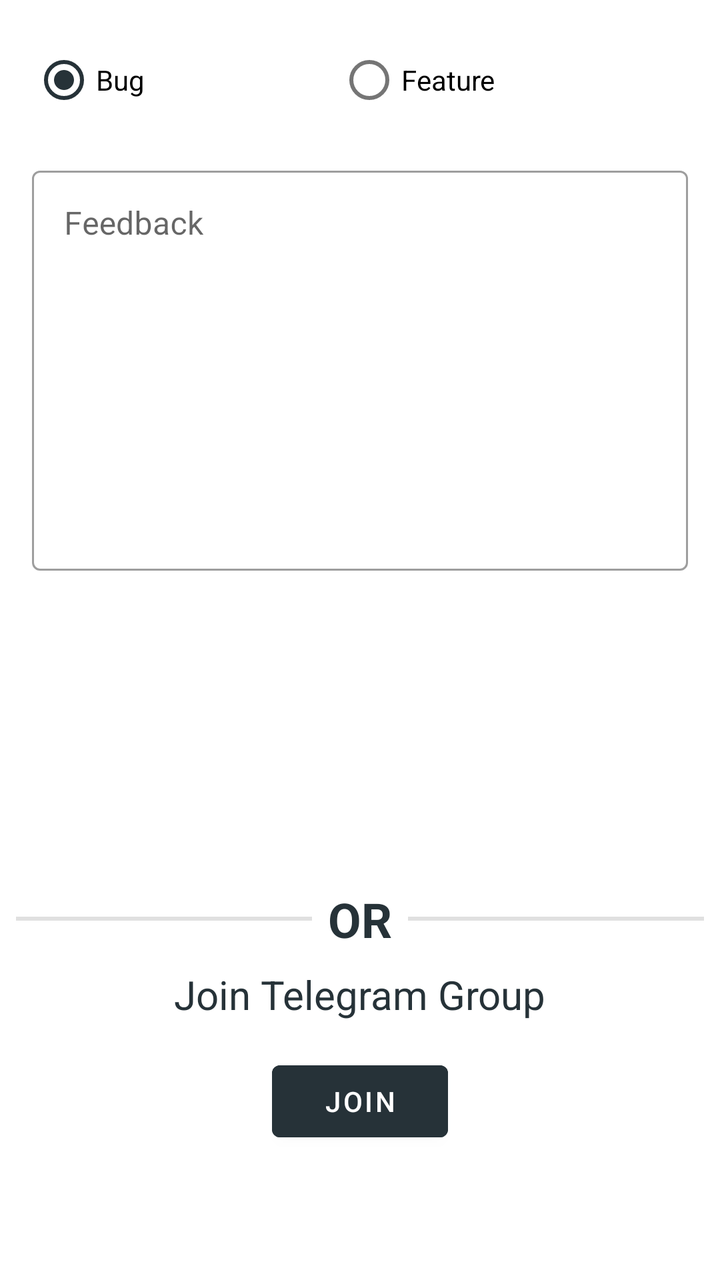
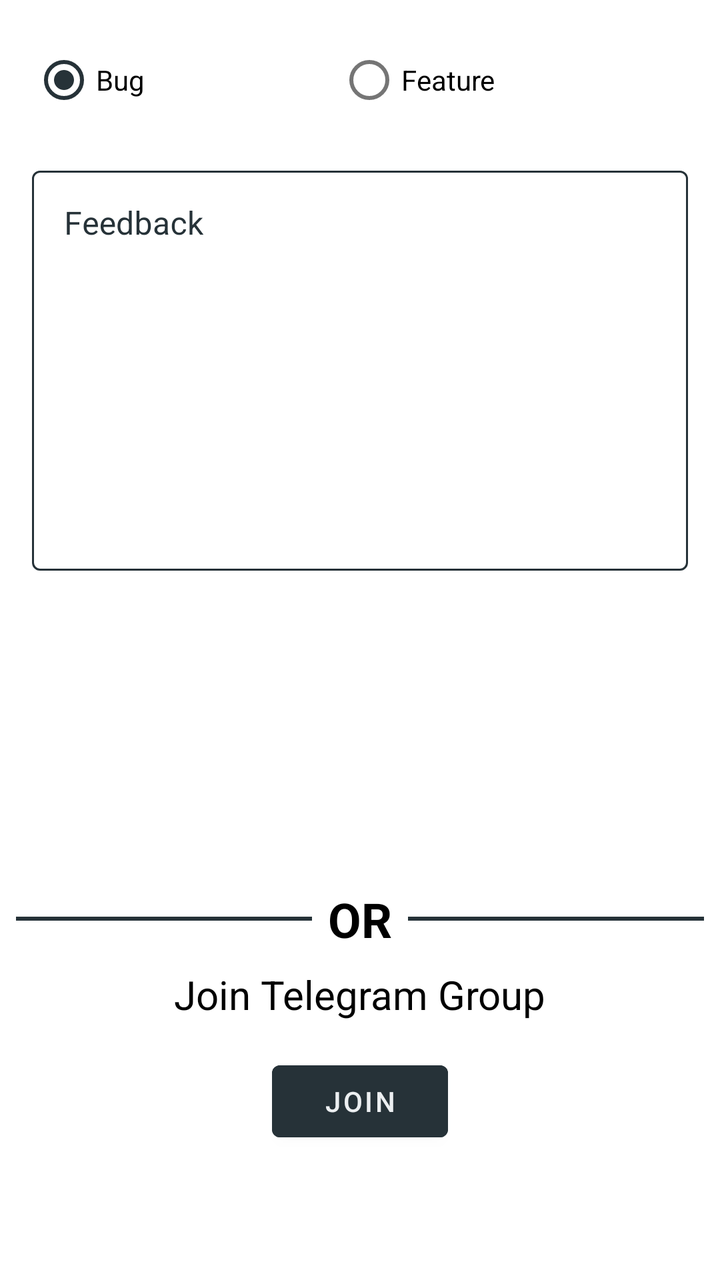

The first picture is an Android layout as it rendered before a commit; the second is the same layout after the commit. The layout source and the unified diff follow.
<!-- AndroidManifest.xml: application theme Theme.Matscape -->
<!-- res/layout/fragment_nav_feedback.xml -->
<?xml version="1.0" encoding="utf-8"?>
<androidx.constraintlayout.widget.ConstraintLayout xmlns:android="http://schemas.android.com/apk/res/android"
    xmlns:app="http://schemas.android.com/apk/res-auto"
    xmlns:tools="http://schemas.android.com/tools"
    android:layout_width="match_parent"
    android:layout_height="match_parent"
    tools:context=".Fragments.NavigationFragments.FeedbackFragment">

    <RadioGroup
        android:id="@+id/radioGroup"
        android:layout_width="match_parent"
        android:layout_height="wrap_content"
        android:layout_margin="16dp"
        android:checkedButton="@id/ReportBug"
        android:orientation="horizontal"
        app:layout_constraintEnd_toEndOf="parent"
        app:layout_constraintStart_toStartOf="parent"
        app:layout_constraintTop_toTopOf="parent">

        <RadioButton
            android:id="@+id/ReportBug"
            android:layout_width="wrap_content"
            android:layout_height="wrap_content"
            android:layout_weight="1"
            android:text="@string/text_report_bug" />

        <RadioButton
            android:id="@+id/RequestFeature"
            android:layout_width="wrap_content"
            android:layout_height="wrap_content"
            android:layout_weight="1"
            android:text="@string/text_request_feature" />
    </RadioGroup>


    <com.google.android.material.textfield.TextInputLayout
        android:id="@+id/FeedbackLayout"
        style="@style/Widget.MaterialComponents.TextInputLayout.OutlinedBox"
        android:layout_width="0dp"
        android:layout_height="0dp"
        android:layout_margin="16dp"
        android:hint="@string/hint_feedback"
        app:errorEnabled="true"
        app:layout_constraintEnd_toEndOf="parent"
        app:layout_constraintHeight_percent=".4"
        app:layout_constraintStart_toStartOf="parent"
        app:layout_constraintTop_toBottomOf="@+id/radioGroup">

        <com.google.android.material.textfield.TextInputEditText
            android:id="@+id/FeedbackField"
            android:layout_width="match_parent"
            android:layout_height="200dp"
            android:gravity="top"
            android:inputType="textMultiLine" />

    </com.google.android.material.textfield.TextInputLayout>

    <View
        android:id="@+id/FeedbackDivider1"
        android:layout_width="0dp"
        android:layout_height="2dp"
        android:layout_margin="8dp"
        android:background="?android:attr/listDivider"
        app:layout_constraintBottom_toBottomOf="parent"
        app:layout_constraintEnd_toStartOf="@+id/FeedbackDividerText"
        app:layout_constraintStart_toStartOf="parent"
        app:layout_constraintTop_toBottomOf="@+id/FeedbackLayout"
        app:layout_constraintVertical_bias="0.4" />

    <TextView

        android:id="@+id/FeedbackDividerText"
        android:layout_width="wrap_content"
        android:layout_height="wrap_content"
        android:text="@string/text_OR"
        android:textSize="24sp"
        android:textStyle="bold"
        app:layout_constraintBottom_toBottomOf="@+id/FeedbackDivider1"
        app:layout_constraintEnd_toEndOf="parent"
        app:layout_constraintStart_toStartOf="parent"
        app:layout_constraintTop_toTopOf="@+id/FeedbackDivider1" />

    <View
        android:id="@+id/FeedbackDivider2"
        android:layout_width="0dp"
        android:layout_height="2dp"
        android:layout_margin="8dp"
        android:background="?android:attr/listDivider"
        app:layout_constraintBottom_toBottomOf="@+id/FeedbackDividerText"
        app:layout_constraintEnd_toEndOf="parent"
        app:layout_constraintStart_toEndOf="@+id/FeedbackDividerText"
        app:layout_constraintTop_toTopOf="@+id/FeedbackDividerText" />


    <TextView
        android:id="@+id/textView"
        android:layout_width="wrap_content"
        android:layout_height="wrap_content"
        android:layout_marginTop="8dp"
        android:text="@string/text_join_telegram"
        android:textSize="20sp"
        app:layout_constraintEnd_toEndOf="parent"
        app:layout_constraintHorizontal_bias="0.5"
        app:layout_constraintStart_toStartOf="parent"
        app:layout_constraintTop_toBottomOf="@+id/FeedbackDividerText" />

    <com.google.android.material.button.MaterialButton
        android:id="@+id/FeedbackJoinButton"
        android:layout_width="wrap_content"
        android:layout_height="wrap_content"
        android:layout_marginTop="16dp"
        android:backgroundTint="@color/blue_black"
        android:text="@string/text_join"
        app:layout_constraintEnd_toEndOf="parent"
        app:layout_constraintStart_toStartOf="parent"
        app:layout_constraintTop_toBottomOf="@+id/textView" />

</androidx.constraintlayout.widget.ConstraintLayout>
<!-- resources referenced by this layout -->
<resources>
  <color name="blue_black">#263238</color>
  <string name="hint_feedback">Feedback</string>
  <string name="text_OR">OR</string>
  <string name="text_join">Join</string>
  
      //for String Resources for Result cards Messages
      //errors due to invalid expression
  <string name="text_join_telegram">Join Telegram Group</string>
  <string name="text_report_bug">Bug</string>
  <string name="text_request_feature">Feature</string>
  <style name="Theme.Matscape" parent="Theme.MaterialComponents.DayNight.NoActionBar">
          
          <item name="colorPrimary">@color/blue_black</item>
          <item name="colorPrimaryVariant">@color/light_blue_black</item>
          <item name="colorOnPrimary">@color/white</item>
          
          <item name="colorSecondary">@color/blue_black</item>
          <item name="colorSecondaryVariant">@color/light_blue_black</item>
          <item name="colorOnSecondary">@color/black</item>
          
          <item name="android:statusBarColor" tools:targetApi="l">?attr/colorPrimary</item>
          
          <item name="android:textColor">@color/blue_black</item>
      </style>
  <color name="light_blue_black">#627077</color>
  <color name="white">#FFFFFFFF</color>
  <color name="black">#FF000000</color>
</resources>

<!-- the commit's change to res/layout/fragment_nav_feedback.xml (unified diff, before → after) -->
@@ -4,6 +4,7 @@
     xmlns:tools="http://schemas.android.com/tools"
     android:layout_width="match_parent"
     android:layout_height="match_parent"
+    android:background="@color/fragment_bg_color"
     tools:context=".Fragments.NavigationFragments.FeedbackFragment">
 
     <RadioGroup
@@ -40,7 +41,10 @@
         android:layout_height="0dp"
         android:layout_margin="16dp"
         android:hint="@string/hint_feedback"
+        android:textColorHint="@color/mtrl_textinput_default_box_stroke_color"
+        app:boxStrokeColor="@color/mtrl_textinput_default_box_stroke_color"
         app:errorEnabled="true"
+        app:hintTextColor="@color/mtrl_textinput_default_box_stroke_color"
         app:layout_constraintEnd_toEndOf="parent"
         app:layout_constraintHeight_percent=".4"
         app:layout_constraintStart_toStartOf="parent"
@@ -60,7 +64,7 @@
         android:layout_width="0dp"
         android:layout_height="2dp"
         android:layout_margin="8dp"
-        android:background="?android:attr/listDivider"
+        android:background="@color/icon_color"
         app:layout_constraintBottom_toBottomOf="parent"
         app:layout_constraintEnd_toStartOf="@+id/FeedbackDividerText"
         app:layout_constraintStart_toStartOf="parent"
@@ -73,6 +77,7 @@
         android:layout_width="wrap_content"
         android:layout_height="wrap_content"
         android:text="@string/text_OR"
+        android:textColor="@color/home_numpad_mat_opr_text_color"
         android:textSize="24sp"
         android:textStyle="bold"
         app:layout_constraintBottom_toBottomOf="@+id/FeedbackDivider1"
@@ -85,7 +90,7 @@
         android:layout_width="0dp"
         android:layout_height="2dp"
         android:layout_margin="8dp"
-        android:background="?android:attr/listDivider"
+        android:background="@color/icon_color"
         app:layout_constraintBottom_toBottomOf="@+id/FeedbackDividerText"
         app:layout_constraintEnd_toEndOf="parent"
         app:layout_constraintStart_toEndOf="@+id/FeedbackDividerText"
@@ -98,6 +103,7 @@
         android:layout_height="wrap_content"
         android:layout_marginTop="8dp"
         android:text="@string/text_join_telegram"
+        android:textColor="@color/home_numpad_mat_opr_text_color"
         android:textSize="20sp"
         app:layout_constraintEnd_toEndOf="parent"
         app:layout_constraintHorizontal_bias="0.5"
@@ -111,6 +117,7 @@
         android:layout_marginTop="16dp"
         android:backgroundTint="@color/blue_black"
         android:text="@string/text_join"
+        android:textColor="@color/home_numpad_text_color"
         app:layout_constraintEnd_toEndOf="parent"
         app:layout_constraintStart_toStartOf="parent"
         app:layout_constraintTop_toBottomOf="@+id/textView" />
<!-- resource entries referenced after the edit -->
@@ -1,6 +1,11 @@
 <!-- resources referenced by this layout -->
 <resources>
   <color name="blue_black">#263238</color>
+  <color name="fragment_bg_color">#FFFFFF</color>
+  <color name="home_numpad_mat_opr_text_color">#000000</color>
+  <color name="home_numpad_text_color">#ECEFF1</color>
+  <color name="icon_color">#263238</color>
+  <color name="mtrl_textinput_default_box_stroke_color" tools:override="true">#263238</color>
   <string name="hint_feedback">Feedback</string>
   <string name="text_OR">OR</string>
   <string name="text_join">Join</string>
